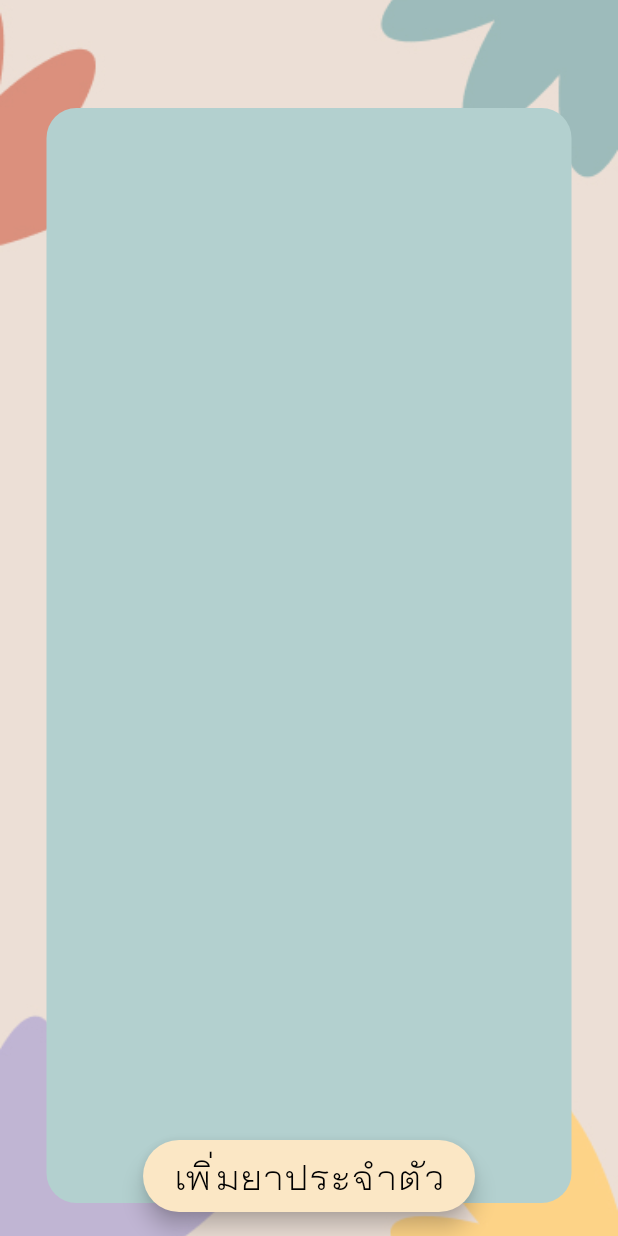
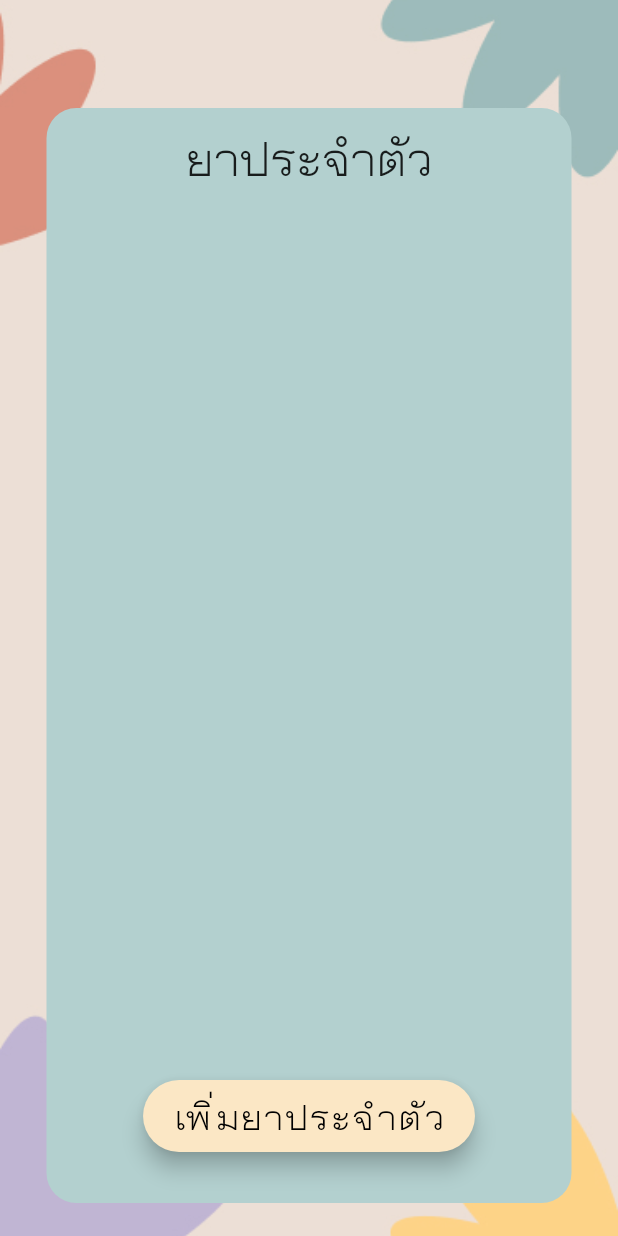
Before and after one commit to maycozygirl/allovemer, a Flutter app: the MedicineScreen screen opened by its route, on a phone screen of 412 x 824 dp. Run offline on Flutter 3.47's test engine with Material 2 defaults, Android fonts, the light colour scheme and no system bars.

Commit message:
medicine2

```diff
--- a/lib/screen/flashcard_screen.dart
+++ b/lib/screen/flashcard_screen.dart
@@ -17,7 +17,7 @@ class _FlashcardScreenState extends State<FlashcardScreen> {
           image: DecorationImage(
               image: AssetImage("assets/bg.jpg"), fit: BoxFit.cover)),
       child: Padding(
-          padding: EdgeInsets.only(top: 50),
+          padding: EdgeInsets.only(top: 100),
           child: Center(
             child: Container(
                 width: 350,
--- a/lib/screen/medicine_screen.dart
+++ b/lib/screen/medicine_screen.dart
@@ -27,10 +27,17 @@ class _MedicineScreenState extends State<MedicineScreen> {
                   color: kColorGreen,
                   borderRadius: BorderRadius.circular(20),
                 ),
+                child: Padding(
+                  padding: const EdgeInsets.all(8.0),
+                  child: Text("ยาประจำตัว",textAlign: TextAlign.center,style: TextStyle(fontFamily: 'TH-Chara',fontSize: 40),),
+                ),
               ),
             )),
       ),
-      floatingActionButton: buildAddButton(),
+      floatingActionButton: Padding(
+        padding: const EdgeInsets.all(40.0),
+        child: buildAddButton(),
+      ),
       floatingActionButtonLocation: FloatingActionButtonLocation.centerFloat,
     );
   }
```
